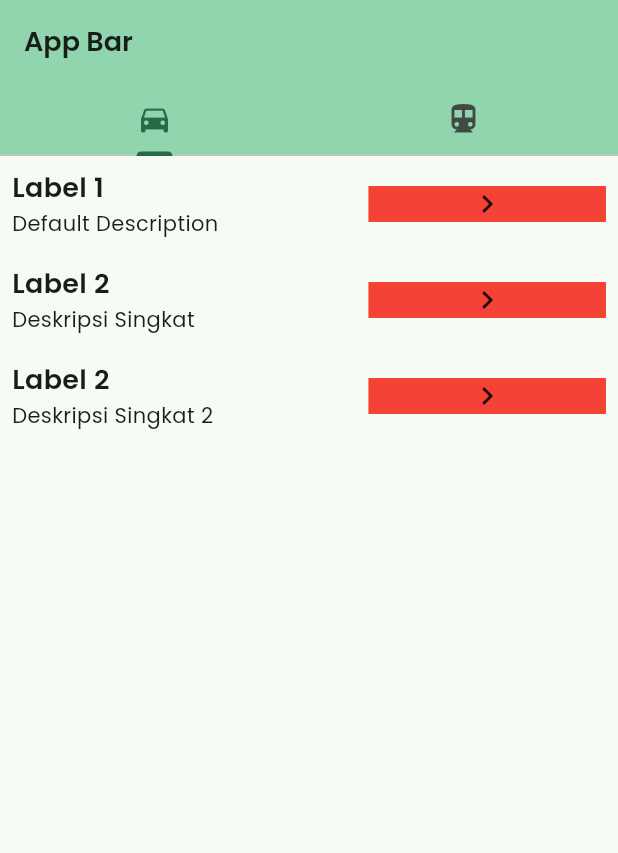
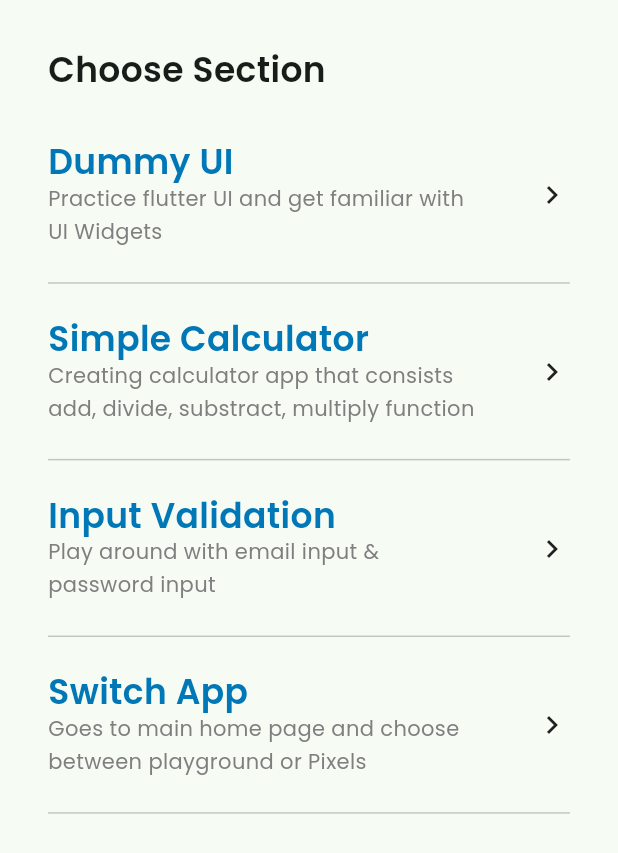
Before and after one commit to fauzirizkyid/flutter_app_course, a Flutter app: the screen it shows after launch, on a phone screen of 412 x 824 dp. Shown: the top 853 px of the screen. Run offline on Flutter 3.47's test engine with Material 3 defaults, Android fonts, the phone set to English and light mode, and no system bars; our stand-ins replace auto_route, flutter_screenutil, fluttertoast, google_fonts.

Commit message:
new component widget

```diff
--- /dev/null
+++ b/lib/core/config/routes/router.dart
@@ -0,0 +1,26 @@
+import 'package:auto_route/auto_route.dart';
+import 'package:flutter_app/core/config/routes/router.gr.dart';
+
+@AutoRouterConfig(
+  generateForDir: ['lib/features'],
+  replaceInRouteName: "Page,Route",
+)
+class RootRouter extends $RootRouter implements AutoRouteGuard {
+  @override
+  List<AutoRoute> get routes => [
+        AutoRoute(
+          path: '/main',
+          page: PlaygroundMainRoute.page,
+          initial: true,
+        ),
+        AutoRoute(
+          path: '/dummy-ui',
+          page: DummyUIRoute.page,
+        ),
+      ];
+
+  @override
+  void onNavigation(NavigationResolver resolver, StackRouter router) {
+    resolver.next();
+  }
+}
--- a/lib/core/config/theme/core/fonts/text_theme.dart
+++ b/lib/core/config/theme/core/fonts/text_theme.dart
@@ -8,7 +8,7 @@ double displaySmall = 40.0;
 double headlineLarge = 36.0;
 double headlineMedium = 24.0;
 double headlineSmall = 24.0;
-double titleLarge = 18.0;
+double titleLarge = 23.0;
 double titleMedium = 16.0;
 double titleSmall = 14.0;
 double bodyLarge = 16.0;
--- /dev/null
+++ b/lib/features/playground/presentation/pages/playground_main_page.dart
@@ -0,0 +1,57 @@
+import 'package:auto_route/auto_route.dart';
+import 'package:flutter/material.dart';
+import 'package:flutter_app/core/config/routes/router.gr.dart';
+import 'package:flutter_app/core/config/theme/core/fonts/text_theme.dart';
+import 'package:flutter_app/core/utils/ui_helper.dart';
+import 'package:flutter_app/features/playground/presentation/widgets/playground_menus_widget.dart';
+
+@RoutePage()
+class PlaygroundMainPage extends StatelessWidget {
+  const PlaygroundMainPage({super.key});
+
+  @override
+  Widget build(BuildContext context) {
+    return SafeArea(
+      child: Scaffold(
+        body: SingleChildScrollView(
+          padding: UIHelper.padding(all: UIHelper.defaultPadding),
+          child: Column(
+            crossAxisAlignment: CrossAxisAlignment.start,
+            children: [
+              Text(
+                'Choose Section',
+                style: myTextTheme.titleLarge,
+              ),
+              UIHelper.verticalSpace(10),
+              PlaygroundMenus(
+                title: 'Dummy UI',
+                description:
+                    'Practice flutter UI and get familiar with UI Widgets',
+                onTap: () {
+                  context.pushRoute(const DummyUIRoute());
+                },
+              ),
+              PlaygroundMenus(
+                title: 'Simple Calculator',
+                description:
+                    'Creating calculator app that consists add, divide, substract, multiply function',
+                onTap: () {},
+              ),
+              PlaygroundMenus(
+                title: 'Input Validation',
+                description: 'Play around with email input & password input',
+                onTap: () {},
+              ),
+              PlaygroundMenus(
+                title: 'Switch App',
+                description:
+                    'Goes to main home page and choose between playground or Pixels ',
+                onTap: () {},
+              ),
+            ],
+          ),
+        ),
+      ),
+    );
+  }
+}
--- /dev/null
+++ b/lib/features/playground/presentation/widgets/playground_menus_widget.dart
@@ -0,0 +1,70 @@
+import 'package:flutter/material.dart';
+import 'package:flutter_app/core/config/theme/core/colors/colors_const.dart';
+import 'package:flutter_app/core/config/theme/core/fonts/text_theme.dart';
+import 'package:flutter_app/core/utils/ui_helper.dart';
+
+class PlaygroundMenus extends StatelessWidget {
+  const PlaygroundMenus({
+    super.key,
+    required this.title,
+    required this.description,
+    required this.onTap,
+    this.isDividerActive = true,
+    this.padding = 20,
+  });
+
+  final String title;
+  final String description;
+  final VoidCallback onTap;
+  final bool isDividerActive;
+  final double padding;
+
+  @override
+  Widget build(BuildContext context) {
+    return Column(
+      children: [
+        InkWell(
+          onTap: onTap,
+          child: Padding(
+            padding: UIHelper.padding(vertical: padding),
+            child: Row(
+              children: [
+                Expanded(
+                  flex: 5,
+                  child: Column(
+                    crossAxisAlignment: CrossAxisAlignment.start,
+                    children: [
+                      Text(
+                        title,
+                        style: myTextTheme.titleLarge!.apply(
+                          color: ColorConstant.primary,
+                        ),
+                      ),
+                      Text(
+                        description,
+                        style: myTextTheme.bodyMedium!.apply(
+                          color: ColorConstant.darkGrey,
+                        ),
+                      ),
+                    ],
+                  ),
+                ),
+                const Expanded(
+                  flex: 1,
+                  child: Align(
+                    alignment: Alignment.centerRight,
+                    child: Icon(
+                      Icons.chevron_right,
+                      size: 24,
+                    ),
+                  ),
+                )
+              ],
+            ),
+          ),
+        ),
+        if (isDividerActive) UIHelper.divider(height: 0),
+      ],
+    );
+  }
+}
--- a/lib/main.dart
+++ b/lib/main.dart
@@ -1,10 +1,13 @@
 import 'package:flutter/material.dart';
-import 'package:flutter_app/core/components/action_text.dart';
+import 'package:flutter_app/core/config/routes/router.dart';
 import 'package:flutter_app/core/config/theme/core/fonts/text_theme.dart';
+import 'package:flutter_screenutil/flutter_screenutil.dart';
 
 void main() {
   runApp(const MyApp());
 }
+
+final appRouter = RootRouter();
 
 class MyApp extends StatelessWidget {
   const MyApp({super.key});
@@ -12,87 +15,17 @@ class MyApp extends StatelessWidget {
   // This widget is the root of your application.
   @override
   Widget build(BuildContext context) {
-    return MaterialApp(
-      title: 'Flutter Demo',
-      theme: ThemeData(
-        colorScheme: ColorScheme.fromSeed(seedColor: Colors.greenAccent),
-        textTheme: myTextTheme,
-        useMaterial3: true,
-      ),
-      home: const MyHomePage(title: 'Flutter Demo Home Page'),
-    );
-  }
-}
-
-class MyHomePage extends StatefulWidget {
-  const MyHomePage({super.key, required this.title});
-
-  final String title;
-
-  @override
-  State<MyHomePage> createState() => _MyHomePageState();
-}
-
-class _MyHomePageState extends State<MyHomePage> {
-  @override
-  Widget build(BuildContext context) {
-    return DefaultTabController(
-      length: 2,
-      child: Scaffold(
-        appBar: AppBar(
-          backgroundColor: Theme.of(context).colorScheme.inversePrimary,
-          title: const Text('App Bar'),
-          bottom: const TabBar(
-            tabs: [
-              Tab(icon: Icon(Icons.directions_car)),
-              Tab(icon: Icon(Icons.directions_transit)),
-            ],
-          ),
+    return ScreenUtilInit(
+      child: MaterialApp.router(
+        routerConfig: appRouter.config(),
+        theme: ThemeData(
+          colorScheme: ColorScheme.fromSeed(seedColor: Colors.greenAccent),
+          textTheme: myTextTheme,
+          useMaterial3: true,
         ),
-        body: TabBarView(
-          children: [
-            Column(
-              children: [
-                ActionText(
-                  label: "Label 1",
-                  onTap: () {},
-                ),
-                ActionText(
-                  label: "Label 2",
-                  description: "Deskripsi Singkat",
-                  onTap: () {},
-                ),
-                ActionText(
-                  label: "Label 2",
-                  description: "Deskripsi Singkat 2",
-                  onTap: () {},
-                ),
-              ],
-            ),
-            GridView.builder(
-              shrinkWrap: true,
-              itemCount: 10,
-              physics: const NeverScrollableScrollPhysics(),
-              gridDelegate: const SliverGridDelegateWithFixedCrossAxisCount(
-                crossAxisCount: 4,
-                mainAxisSpacing: 5,
-                crossAxisSpacing: 5,
-                childAspectRatio: 4 / 2,
-              ),
-              itemBuilder: (context, index) {
-                return Container(
-                  color: Colors.red,
-                  child: Column(
-                    children: [
-                      const Icon(Icons.car_rental),
-                      Text('Car $index'),
-                    ],
-                  ),
-                );
-              },
-            ),
-          ],
-        ),
+        builder: (context, child) {
+          return Scaffold(body: child);
+        },
       ),
     );
   }
--- a/pubspec.yaml
+++ b/pubspec.yaml
@@ -38,10 +38,13 @@ dependencies:
   flutter_screenutil: ^5.9.0
   fluttertoast: ^8.2.4
   google_fonts: ^6.1.0
+  auto_route: 7.8.0
 
 dev_dependencies:
+  auto_route_generator: ^7.3.1
   flutter_test:
     sdk: flutter
+  build_runner: ^2.4.6
 
   # The "flutter_lints" package below contains a set of recommended lints to
   # encourage good coding practices. The lint set provided by the package is
```
Also changed, not shown: build.yaml (added, +9 -0 lines), lib/features/playground/presentation/pages/dummy_ui/dummy_ui_page.dart (added, +99 -0 lines), lib/core/config/routes/router.gr.dart (added), pubspec.lock, 3 other files.
